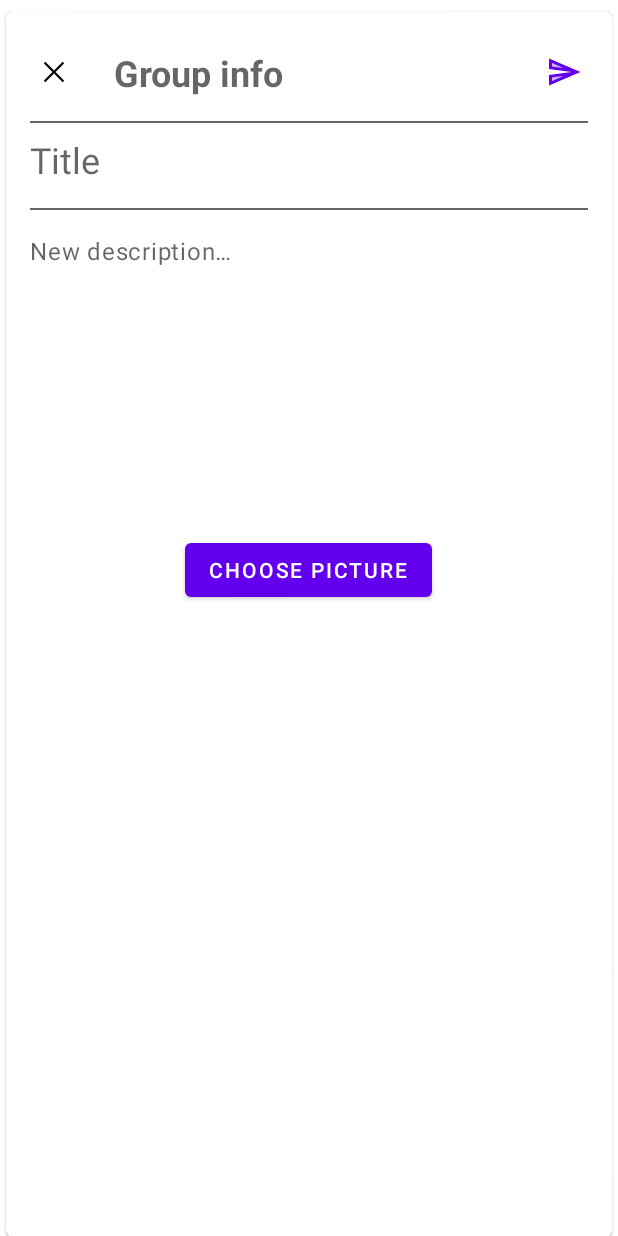
After one commit to mzungu16/wishList, an Android app: the layout fragment_group.xml on its own in the app's theme, with its tools: preview values and no code run, on a phone screen of 412 x 824 dp. The commit adds this screen. Run offline under Robolectric (Android 15) with nearby library versions, the phone set to English and light mode, and no system bars.

Commit message:
добавил фрагмент добавления группы

```diff
--- a/app/src/main/AndroidManifest.xml
+++ b/app/src/main/AndroidManifest.xml
@@ -14,7 +14,9 @@
         tools:targetApi="31">
         <activity
             android:name=".MainActivity"
-            android:exported="true">
+            android:exported="true"
+            android:windowSoftInputMode="adjustPan">
+
             <intent-filter>
                 <action android:name="android.intent.action.MAIN" />
 
--- a/app/src/main/java/com/example/wishlist/MainActivity.kt
+++ b/app/src/main/java/com/example/wishlist/MainActivity.kt
@@ -4,17 +4,19 @@ import android.os.Bundle
 import androidx.appcompat.app.AppCompatActivity
 import by.kirich1409.viewbindingdelegate.viewBinding
 import com.example.wishlist.databinding.ActivityMainBinding
+import com.example.wishlist.ui.addGroup.GroupFragment
 import com.example.wishlist.ui.mainScreen.BottomSheet
 import com.example.wishlist.ui.mainScreen.MAIN_SCREEN_TAG
 import com.example.wishlist.ui.mainScreen.MainScreenFragment
 
 class MainActivity : AppCompatActivity() {
     private val binding: ActivityMainBinding by viewBinding(ActivityMainBinding::bind)
+
     override fun onCreate(savedInstanceState: Bundle?) {
         super.onCreate(savedInstanceState)
         setContentView(R.layout.activity_main)
         supportFragmentManager.beginTransaction()
-            .add(MainScreenFragment(), MAIN_SCREEN_TAG)
+            .add(R.id.main_container, MainScreenFragment(), MAIN_SCREEN_TAG)
             .addToBackStack(null)
             .commit()
         handleBottomAppBarNavigationIconOnClick()
@@ -26,6 +28,7 @@ class MainActivity : AppCompatActivity() {
             } else {
                 binding.mainFab.isExpanded = true
                 binding.mainFab.setImageResource(R.drawable.ic_close)
+                handleAddWishButtonOnClick()
             }
         }
     }
@@ -37,4 +40,14 @@ class MainActivity : AppCompatActivity() {
         }
     }
 
+    private fun handleAddWishButtonOnClick() {
+        binding.addGroup.setOnClickListener {
+            binding.mainFab.isExpanded = false
+            binding.mainFab.setImageResource(R.drawable.ic_add)
+            supportFragmentManager.beginTransaction()
+                .add(R.id.main_container, GroupFragment(), "TAG2")
+                .addToBackStack(null).commit()
+        }
+    }
+
 }
--- /dev/null
+++ b/app/src/main/java/com/example/wishlist/data/datasource/localDataSource/LocalDataSourceImpl.kt
@@ -0,0 +1,6 @@
+package com.example.wishlist.data.datasource.localDataSource
+
+import com.example.wishlist.domain.Group
+
+class LocalDataSourceImpl {
+}
--- /dev/null
+++ b/app/src/main/java/com/example/wishlist/data/repository/Repository.kt
@@ -0,0 +1,4 @@
+package com.example.wishlist.data.repository
+
+class Repository {
+}
--- /dev/null
+++ b/app/src/main/java/com/example/wishlist/domain/Group.kt
@@ -0,0 +1,11 @@
+package com.example.wishlist.domain
+
+import android.graphics.Bitmap
+
+data class Group(
+    val image: Bitmap?,
+    val title:String,
+    val description: String,
+    val numOfMembers:Int,
+    val listOfMembers:List<Member>
+)
--- /dev/null
+++ b/app/src/main/java/com/example/wishlist/domain/Member.kt
@@ -0,0 +1,4 @@
+package com.example.wishlist.domain
+
+class Member {
+}
--- /dev/null
+++ b/app/src/main/java/com/example/wishlist/ui/addGroup/GroupFragment.kt
@@ -0,0 +1,12 @@
+package com.example.wishlist.ui.addGroup
+
+import androidx.fragment.app.Fragment
+import by.kirich1409.viewbindingdelegate.viewBinding
+import com.example.wishlist.R
+import com.example.wishlist.databinding.FragmentGroupBinding
+
+class GroupFragment : Fragment(R.layout.fragment_group) {
+    private val binding: FragmentGroupBinding by viewBinding(
+        FragmentGroupBinding::bind
+    )
+}
--- a/app/src/main/java/com/example/wishlist/ui/mainScreen/MainScreenFragment.kt
+++ b/app/src/main/java/com/example/wishlist/ui/mainScreen/MainScreenFragment.kt
@@ -7,11 +7,6 @@ import android.view.ViewGroup
 import androidx.fragment.app.Fragment
 import com.example.wishlist.R
 const val MAIN_SCREEN_TAG = "MainScreenTag"
-class MainScreenFragment : Fragment() {
-    override fun onCreateView(
-        inflater: LayoutInflater, container: ViewGroup?,
-        savedInstanceState: Bundle?
-    ): View? {
-        return inflater.inflate(R.layout.fragment_main_screen, container, false)
-    }
+class MainScreenFragment : Fragment(R.layout.fragment_main_screen) {
+
 }
--- /dev/null
+++ b/app/src/main/res/drawable/divider.xml
@@ -0,0 +1,5 @@
+<?xml version="1.0" encoding="utf-8"?>
+<shape xmlns:android="http://schemas.android.com/apk/res/android"
+    android:shape="rectangle">
+    <solid android:color="?attr/colorControlNormal" />
+</shape>
--- /dev/null
+++ b/app/src/main/res/drawable/ic_ready.xml
@@ -0,0 +1,16 @@
+<?xml version="1.0" encoding="utf-8"?>
+<vector xmlns:android="http://schemas.android.com/apk/res/android"
+    android:width="24dp"
+    android:height="24dp"
+    android:viewportWidth="24"
+    android:viewportHeight="24"
+    android:tint="?attr/colorControlNormal">
+    <path
+        android:fillColor="#FFFFFFFF"
+        android:pathData="M4,8.25l7.51,1 -7.5,-3.22zM4.01,17.97l7.5,-3.22 -7.51,1z"
+        android:strokeAlpha="0.3"
+        android:fillAlpha="0.3"/>
+    <path
+        android:fillColor="#FFFFFFFF"
+        android:pathData="M2.01,3L2,10l15,2 -15,2 0.01,7L23,12 2.01,3zM4,8.25L4,6.03l7.51,3.22 -7.51,-1zM4.01,17.97v-2.22l7.51,-1 -7.51,3.22z"/>
+</vector>
--- a/app/src/main/res/layout/activity_main.xml
+++ b/app/src/main/res/layout/activity_main.xml
@@ -45,6 +45,7 @@
             app:layout_behavior="com.google.android.material.transformation.FabTransformationScrimBehavior">
 
             <com.google.android.material.floatingactionbutton.FloatingActionButton
+                android:id="@+id/add_group"
                 android:layout_width="wrap_content"
                 android:layout_height="wrap_content"
                 android:contentDescription="@string/add_group"
@@ -52,6 +53,7 @@
                 app:srcCompat="@drawable/ic_add_group" />
 
             <com.google.android.material.floatingactionbutton.FloatingActionButton
+                android:id="@+id/add_wish"
                 android:layout_width="wrap_content"
                 android:layout_height="wrap_content"
                 android:contentDescription="@string/add_wish"
--- /dev/null
+++ b/app/src/main/res/layout/fragment_group.xml
@@ -0,0 +1,148 @@
+<?xml version="1.0" encoding="utf-8"?>
+<androidx.core.widget.NestedScrollView xmlns:android="http://schemas.android.com/apk/res/android"
+    xmlns:app="http://schemas.android.com/apk/res-auto"
+    android:id="@+id/nested_scroll_view"
+    android:layout_width="match_parent"
+    android:layout_height="match_parent"
+    android:background="?android:colorBackground"
+    android:clipToPadding="false"
+    android:fillViewport="true"
+    android:paddingHorizontal="@dimen/grid_0_5"
+    android:paddingTop="@dimen/grid_1">
+
+    <com.google.android.material.card.MaterialCardView
+        android:id="@+id/group_card_view"
+        android:layout_width="match_parent"
+        android:layout_height="wrap_content">
+
+        <androidx.constraintlayout.widget.ConstraintLayout
+            android:id="@+id/compose_constraint_layout"
+            android:layout_width="match_parent"
+            android:layout_height="wrap_content"
+            android:layout_marginTop="@dimen/grid_2">
+
+            <ImageButton
+                android:id="@+id/close_icon"
+                android:layout_width="wrap_content"
+                android:layout_height="wrap_content"
+                android:layout_marginStart="@dimen/grid_1"
+                android:background="?attr/actionBarItemBackground"
+                android:contentDescription="@string/compose_close_content_desc"
+                android:padding="@dimen/min_icon_target_padding"
+                app:layout_constraintStart_toStartOf="parent"
+                app:layout_constraintTop_toTopOf="parent"
+                app:srcCompat="@drawable/ic_close"
+                app:tint="@color/black" />
+
+            <TextView
+                android:id="@+id/subject_edit_text"
+                android:layout_width="0dp"
+                android:layout_height="wrap_content"
+                android:layout_marginHorizontal="@dimen/grid_2"
+                android:background="@android:color/transparent"
+                android:hint="@string/topic"
+                android:minHeight="@dimen/min_touch_target_size"
+                android:paddingVertical="@dimen/grid_1"
+                android:textAppearance="?attr/textAppearanceHeadline5"
+                android:textStyle="bold"
+                app:layout_constraintEnd_toStartOf="@+id/send_icon"
+                app:layout_constraintStart_toEndOf="@id/close_icon"
+                app:layout_constraintTop_toTopOf="parent" />
+
+            <ImageButton
+                android:id="@+id/send_icon"
+                android:layout_width="wrap_content"
+                android:layout_height="wrap_content"
+                android:layout_marginEnd="@dimen/grid_1"
+                android:background="?attr/actionBarItemBackground"
+                android:clickable="true"
+                android:contentDescription="@string/compose_send_content_desc"
+                android:focusable="true"
+                android:padding="@dimen/min_icon_target_padding"
+                app:layout_constraintEnd_toEndOf="parent"
+                app:layout_constraintTop_toTopOf="parent"
+                app:srcCompat="@drawable/ic_ready"
+                app:tint="?attr/colorPrimary" />
+
+            <ImageView
+                android:id="@+id/subject_divider"
+                android:layout_width="match_parent"
+                android:layout_height="1dp"
+                android:layout_marginHorizontal="@dimen/grid_2"
+                android:layout_marginTop="@dimen/grid_1"
+                android:background="@drawable/divider"
+                app:backgroundTint="@color/black"
+                app:layout_constraintEnd_toEndOf="parent"
+                app:layout_constraintStart_toStartOf="parent"
+                app:layout_constraintTop_toBottomOf="@+id/subject_edit_text" />
+
+            <EditText
+                android:id="@+id/title"
+                android:layout_width="0dp"
+                android:layout_height="wrap_content"
+                android:layout_marginHorizontal="@dimen/grid_2"
+                android:background="@android:color/transparent"
+                android:hint="@string/add_title"
+                android:minHeight="@dimen/min_touch_target_size"
+                android:paddingVertical="@dimen/grid_1"
+                android:textAppearance="?attr/textAppearanceHeadline5"
+                app:layout_constraintEnd_toEndOf="parent"
+                app:layout_constraintStart_toStartOf="parent"
+                app:layout_constraintTop_toBottomOf="@id/subject_divider" />
+
+            <ImageView
+                android:id="@+id/subject_divider2"
+                android:layout_width="match_parent"
+                android:layout_height="1dp"
+                android:layout_marginHorizontal="@dimen/grid_2"
+                android:layout_marginTop="@dimen/grid_1"
+                android:background="@drawable/divider"
+                app:backgroundTint="@color/black"
+                app:layout_constraintEnd_toEndOf="parent"
+                app:layout_constraintStart_toStartOf="parent"
+                app:layout_constraintTop_toBottomOf="@+id/title" />
+
+            <EditText
+                android:id="@+id/description"
+                android:layout_width="match_parent"
+                android:layout_height="wrap_content"
+                android:layout_marginHorizontal="@dimen/grid_2"
+                android:layout_marginTop="@dimen/grid_2"
+                android:background="@android:color/transparent"
+                android:gravity="top"
+                android:hint="@string/compose_body_hint"
+                android:minHeight="200dp"
+                android:paddingBottom="@dimen/grid_4"
+                android:textAppearance="?attr/textAppearanceBody1"
+                app:layout_constraintEnd_toEndOf="parent"
+                app:layout_constraintStart_toStartOf="parent"
+                app:layout_constraintTop_toBottomOf="@id/subject_divider2"
+                app:lineHeight="24sp" />
+
+            <FrameLayout
+                android:layout_width="match_parent"
+                android:layout_height="wrap_content"
+                app:layout_constraintEnd_toEndOf="parent"
+                app:layout_constraintStart_toStartOf="parent"
+                app:layout_constraintTop_toBottomOf="@id/description"
+                app:layout_constraintBottom_toBottomOf="parent">
+
+                <ImageView
+                    android:id="@+id/wallpaper"
+                    android:layout_width="match_parent"
+                    android:layout_height="match_parent"
+                    android:visibility="gone"
+                    />
+                <Button
+                    android:id="@+id/choose_picture"
+                    android:layout_width="wrap_content"
+                    android:layout_height="wrap_content"
+                    android:layout_gravity="center"
+                    android:text="@string/choose_picture"/>
+            </FrameLayout>
+
+        </androidx.constraintlayout.widget.ConstraintLayout>
+
+    </com.google.android.material.card.MaterialCardView>
+
+</androidx.core.widget.NestedScrollView>
--- /dev/null
+++ b/app/src/main/res/values/dimen.xml
@@ -0,0 +1,22 @@
+<?xml version="1.0" encoding="utf-8"?>
+<resources>
+    <dimen name="min_touch_target_size">48dp</dimen>
+    <dimen name="min_icon_target_padding">12dp</dimen>
+
+    <!--BottomAppBar-->
+    <dimen name="bottom_app_bar_height">56dp</dimen>
+    <dimen name="bottom_app_bar_fab_cradle_corner_radius">32dp</dimen>
+    <dimen name="bottom_app_bar_fab_cradle_margin">8dp</dimen>
+    <dimen name="bottom_app_bar_logo_size">32dp</dimen>
+
+    <!--BottomNavigationDrawer-->
+    <dimen name="navigation_drawer_profile_image_size">48dp</dimen>
+    <dimen name="navigation_drawer_profile_image_size_padded">32dp</dimen>
+    <dimen name="navigation_drawer_menu_item_height">56dp</dimen>
+
+    <!--Email previews-->
+    <dimen name="email_sender_profile_image_size">42dp</dimen>
+    <dimen name="email_recipient_card_popup_elevation">6dp</dimen>
+    <dimen name="email_recipient_card_popup_elevation_compat">3dp</dimen>
+
+    <dimen name="chip_icon_diameter">32dp</dimen></resources>
--- /dev/null
+++ b/app/src/main/res/values/dimens.xml
@@ -0,0 +1,11 @@
+<?xml version="1.0" encoding="utf-8"?>
+<resources>
+    <dimen name="grid_0_25">2dp</dimen>
+    <dimen name="grid_0_5">4dp</dimen>
+
+    <!--8dp grid-->
+    <dimen name="grid_1">8dp</dimen>
+    <dimen name="grid_2">16dp</dimen>
+    <dimen name="grid_3">24dp</dimen>
+    <dimen name="grid_4">32dp</dimen>
+</resources>
--- a/app/src/main/res/values/strings.xml
+++ b/app/src/main/res/values/strings.xml
@@ -12,4 +12,14 @@
     <string name="hello_blank_fragment">Hello blank fragment</string>
     <string name="content_description_media">Wallpaper picture</string>
     <string name="title">Title</string>
+
+    <!--ComposeFragment-->
+    <string name="compose_close_content_desc">Close editing email</string>
+    <string name="compose_send_content_desc">Send email</string>
+    <string name="compose_add_recipient_icon_content_desc">Add recipient</string>
+    <string name="topic">Group info</string>
+    <string name="add_title">Title</string>
+    <string name="compose_body_hint">New description…</string>
+    <string name="compose_recipient_group_content_desc">Recipients</string>
+    <string name="choose_picture">Choose picture</string>
 </resources>
```
